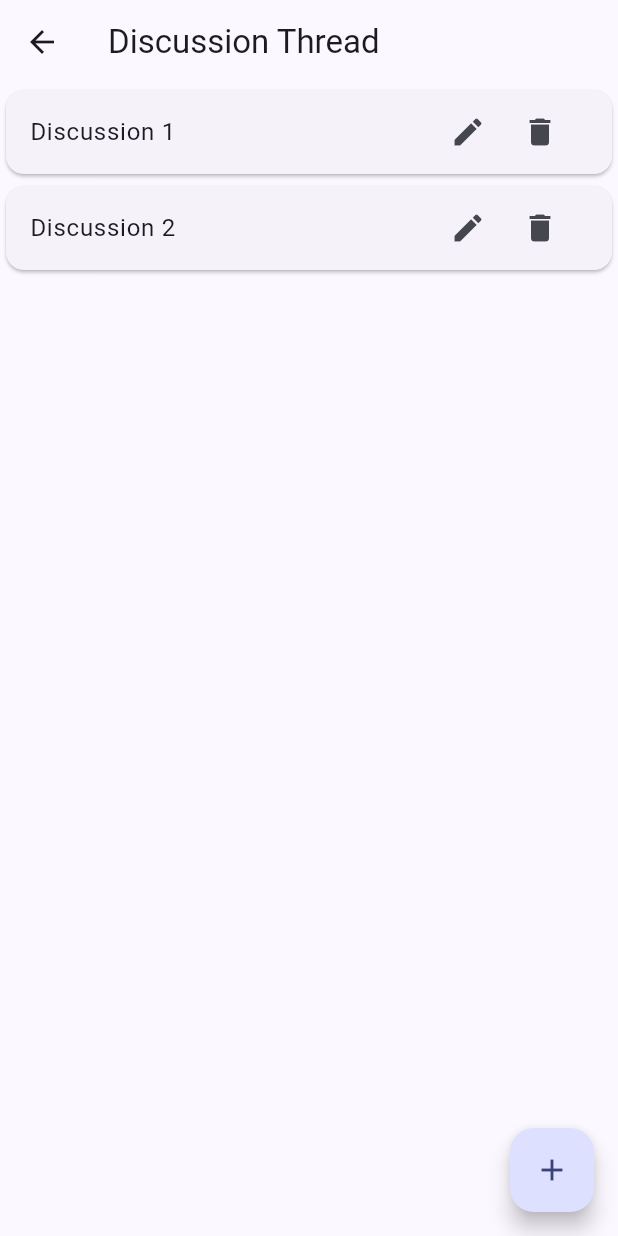
After one commit to Readme-org/ReadMe-Mobile, a Flutter app: the DiscussionPage screen opened directly, on a phone screen of 412 x 824 dp. The commit adds this screen. Run offline on Flutter 3.47's test engine with Material 3 defaults, Android fonts, the phone set to English and light mode, and no system bars; missing offline and left inert: pbp_django_auth.

Commit message:
Buat template diskusiBook

```diff
--- a/lib/modules/details-book/details.dart
+++ b/lib/modules/details-book/details.dart
@@ -1,4 +1,5 @@
 import 'package:flutter/material.dart';
+import 'package:readme/modules/diskusi-book/diskusiBook.dart';
 import 'package:readme/modules/home-page/models/book.dart';
 
 class DetailsPage extends StatefulWidget {
@@ -89,6 +90,11 @@ class _DetailsPageState extends State<DetailsPage> {
                       OutlinedButton(
                         onPressed: () {
                           // Diskusi Chat button logic
+                          Navigator.push(
+                            context,
+                            MaterialPageRoute(
+                              builder: (context) => const DiscussionPage(),
+                            ));
                         },
                         style: OutlinedButton.styleFrom(
                           primary: Colors.black,
--- /dev/null
+++ b/lib/modules/diskusi-book/diskusiBook.dart
@@ -0,0 +1,58 @@
+import 'package:flutter/material.dart';
+import 'package:readme/modules/home-page/models/book.dart';
+import 'package:readme/modules/diskusi-book/models/post.dart';
+
+class DiscussionPage extends StatefulWidget {
+  const DiscussionPage({Key? key}) : super(key: key);
+  @override
+  _DiscussionPageState createState() => _DiscussionPageState();
+}
+
+class _DiscussionPageState extends State<DiscussionPage> {
+  List<String> discussions = ['Discussion 1', 'Discussion 2']; // Placeholder
+
+  @override
+  Widget build(BuildContext context) {
+    return Scaffold(
+      appBar: AppBar(
+        title: Text('Discussion Thread'),
+      ),
+      body: ListView.builder(
+        itemCount: discussions.length,
+        itemBuilder: (context, index) {
+          return Card(
+            child: ListTile(
+              title: Text(discussions[index]),
+              trailing: Row(
+                mainAxisSize: MainAxisSize.min,
+                children: <Widget>[
+                  IconButton(
+                    icon: Icon(Icons.edit),
+                    onPressed: () {
+                      // Buat edit post
+                    },
+                  ),
+                  IconButton(
+                    icon: Icon(Icons.delete),
+                    onPressed: () {
+                      setState(() {
+                        discussions.removeAt(index);
+                      });
+                      // Tambah fungsionalitas buat remove
+                    },
+                  ),
+                ],
+              ),
+            ),
+          );
+        },
+      ),
+      floatingActionButton: FloatingActionButton(
+        onPressed: () {
+          // Buat add post
+        },
+        child: Icon(Icons.add),
+      ),
+    );
+  }
+}
```
Also changed, not shown: lib/modules/diskusi-book/models/post.dart (added, +65 -0 lines), pubspec.lock.
